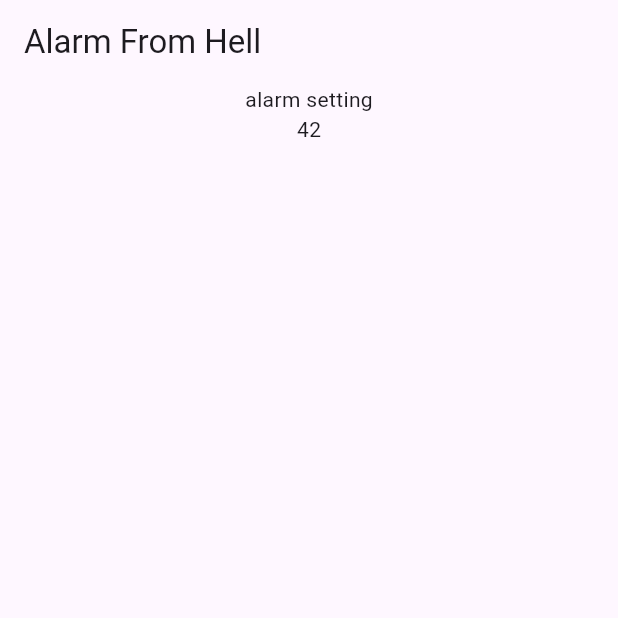
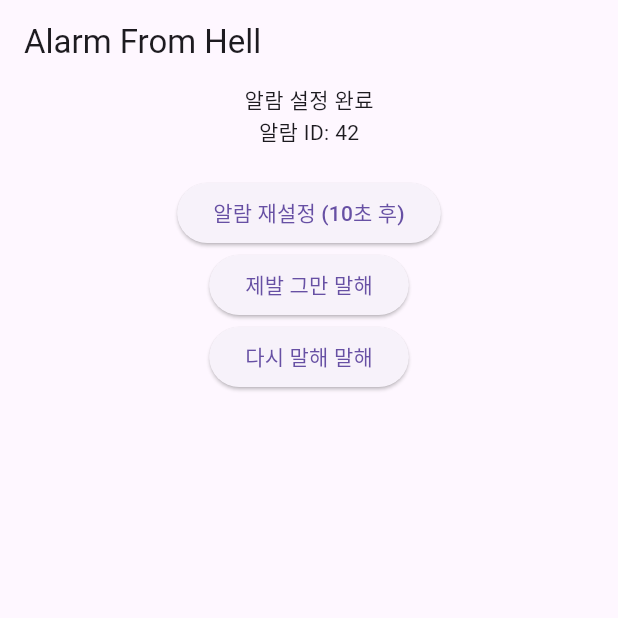
Before and after one commit to S-Soo100/alarm-from-hell, a Flutter app: the screen it shows after launch, on a phone screen of 412 x 824 dp, the top half of it. Run offline on Flutter 3.47's test engine with Material 3 defaults, Android fonts, the phone set to English and light mode, and no system bars; our stand-ins replace permission_handler; missing offline and left inert: alarm.

Commit message:
알람 id를 통해 종료/실행 기능 테스트

```diff
--- a/lib/ui/test_alarm/test_alarm_page.dart
+++ b/lib/ui/test_alarm/test_alarm_page.dart
@@ -16,13 +16,15 @@ class TestAlarmPage extends StatefulWidget {
 
 class _TestAlarmPageState extends State<TestAlarmPage> {
   DateTime time = DateTime.now();
-  AlarmSettings? alarmSettings;
+  AlarmSettings? myAlarmSettings;
+
+  int alarmId = 0;
 
   @override
   void initState() {
     super.initState();
 
-    alarmSettings = AlarmSettings(
+    myAlarmSettings = AlarmSettings(
       id: 42,
       dateTime: time.add(Duration(seconds: 10)),
       assetAudioPath: SoundConstants.testAlarmSound,
@@ -31,14 +33,14 @@ class _TestAlarmPageState extends State<TestAlarmPage> {
       warningNotificationOnKill: Platform.isIOS,
       androidFullScreenIntent: true,
       volumeSettings: VolumeSettings.fade(
-        volume: 0.8,
+        volume: 0.2,
         fadeDuration: Duration(seconds: 5),
         volumeEnforced: true,
       ),
       notificationSettings: const NotificationSettings(
-        title: 'This is the title',
-        body: 'This is the body',
-        stopButton: 'Stop the alarm',
+        title: '알람 알림',
+        body: '알람 시간입니다! 확인해주세요.',
+        stopButton: '알람 끄기',
         icon: 'notification_icon',
         iconColor: Color(0xff862778),
       ),
@@ -48,9 +50,14 @@ class _TestAlarmPageState extends State<TestAlarmPage> {
   }
 
   void setTestAlarm() async {
-    if (alarmSettings != null) {
-      await Alarm.set(alarmSettings: alarmSettings!);
+    if (myAlarmSettings != null) {
+      await Alarm.set(alarmSettings: myAlarmSettings!);
+      alarmId = myAlarmSettings!.id;
     }
+  }
+
+  Future<void> cancelTestAlarm() async {
+    await Alarm.stop(alarmId);
   }
 
   @override
@@ -58,9 +65,46 @@ class _TestAlarmPageState extends State<TestAlarmPage> {
     return Material(
       child: Center(
         child: Column(
+          mainAxisAlignment: MainAxisAlignment.center,
           children: [
-            Text('alarm setting'),
-            Text("${alarmSettings!.id.toString()}"),
+            Text('알람 설정 완료'),
+            Text("알람 ID: ${myAlarmSettings!.id.toString()}"),
+            SizedBox(height: 20),
+            ElevatedButton(
+              onPressed: () async {
+                final newAlarmSettings = myAlarmSettings!.copyWith(
+                  dateTime: DateTime.now().add(Duration(seconds: 10)),
+                );
+                setState(() {
+                  myAlarmSettings = newAlarmSettings;
+                });
+                await Alarm.set(alarmSettings: newAlarmSettings);
+
+                ScaffoldMessenger.of(
+                  context,
+                ).showSnackBar(SnackBar(content: Text('알람이 10초 후로 설정되었습니다')));
+              },
+              child: Text('알람 재설정 (10초 후)'),
+            ),
+            ElevatedButton(
+              onPressed: () async {
+                await cancelTestAlarm();
+                ScaffoldMessenger.of(
+                  context,
+                ).showSnackBar(SnackBar(content: Text('알람이 종료 되었습니다.')));
+              },
+              child: Text('제발 그만 말해'),
+            ),
+            ElevatedButton(
+              onPressed: () async {
+                // await cancelTestAlarm();
+                await Alarm.set(alarmSettings: myAlarmSettings!);
+                ScaffoldMessenger.of(
+                  context,
+                ).showSnackBar(SnackBar(content: Text('재시작')));
+              },
+              child: Text('다시 말해 말해'),
+            ),
           ],
         ),
       ),
--- a/pubspec.yaml
+++ b/pubspec.yaml
@@ -35,6 +35,7 @@ dependencies:
   # Use with the CupertinoIcons class for iOS style icons.
   cupertino_icons: ^1.0.8
   alarm: ^5.1.2
+  permission_handler: ^11.0.0
 
 dev_dependencies:
   flutter_test:
```
Also changed, not shown: lib/main.dart (+21 -0 lines), pubspec.lock, 4 other files.
